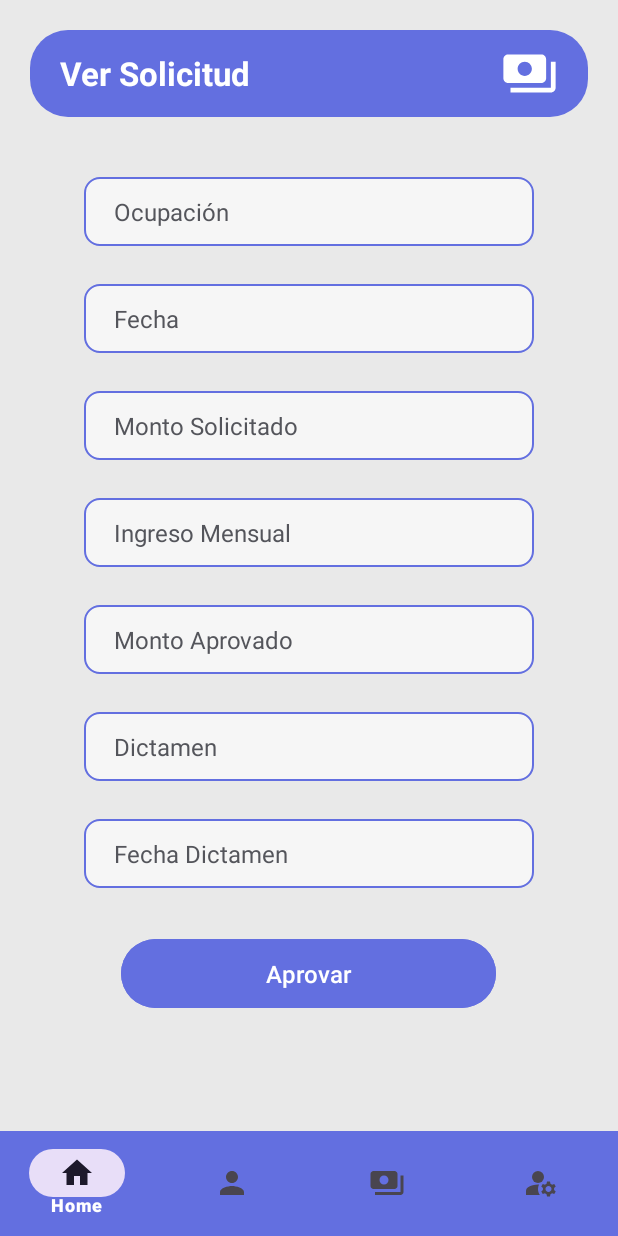
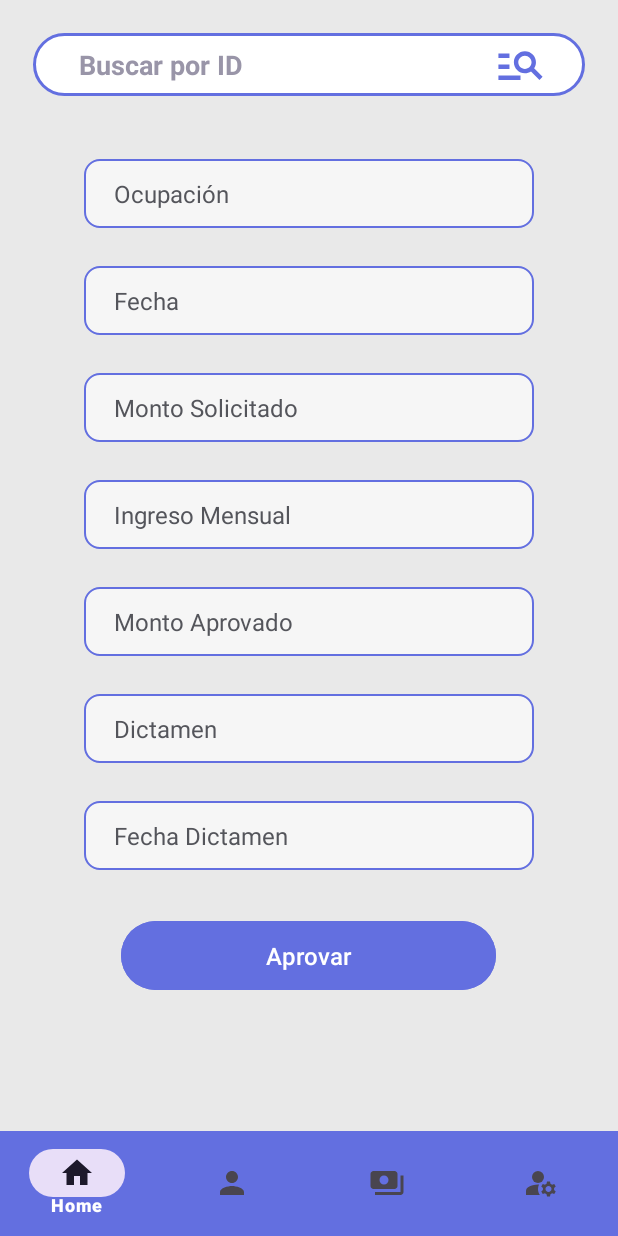
Before and after one commit to MancillaO/ProLender, an Android app: the fragment VerSolicitudFragment placed in its activity, on a phone screen of 412 x 824 dp. Run offline under Robolectric (Android 15) with nearby library versions, the phone set to English and light mode, and no system bars.

Commit message:
Se agrego el campo id al registrar y buscar solicitudes

```diff
--- a/app/src/main/res/layout/fragment_agregar_solicitud.xml
+++ b/app/src/main/res/layout/fragment_agregar_solicitud.xml
@@ -56,6 +56,20 @@
                 android:orientation="vertical">
 
                 <EditText
+                    android:id="@+id/campoID"
+                    android:layout_width="300dp"
+                    android:layout_height="wrap_content"
+                    android:layout_gravity="center"
+                    android:background="@drawable/border_edittext_background"
+                    android:ems="10"
+                    android:hint="ID"
+                    android:inputType="number"
+                    android:paddingHorizontal="20dp"
+                    android:paddingVertical="12dp"
+                    android:textColor="#1D2262" />
+
+
+                <EditText
                     android:id="@+id/campoOcupacionSoli"
                     android:layout_width="300dp"
                     android:layout_height="wrap_content"
@@ -66,7 +80,9 @@
                     android:inputType="text"
                     android:paddingHorizontal="20dp"
                     android:paddingVertical="12dp"
-                    android:textColor="#1D2262" />
+                    android:textColor="#1D2262"
+                    android:layout_marginTop="25dp"
+                    />
 
                 <LinearLayout
                     android:id="@+id/layoutFecha"
--- a/app/src/main/res/layout/fragment_ver_solicitud.xml
+++ b/app/src/main/res/layout/fragment_ver_solicitud.xml
@@ -14,6 +14,50 @@
         tools:context=".VerSolicitudFragment"
         >
 
+        <RelativeLayout
+            android:id="@+id/bucar_solicitud"
+            android:layout_width="match_parent"
+            android:layout_height="wrap_content"
+            android:layout_centerHorizontal="true"
+            android:layout_marginTop="20dp"
+            android:layout_marginHorizontal="20dp"
+            android:background="@drawable/card_border"
+            android:paddingHorizontal="17dp"
+            android:paddingVertical="5dp"
+            android:clickable="true"
+            android:onClick="onClick"
+            android:longClickable="true">
+
+            <EditText
+                android:id="@+id/editextBuscar"
+                android:layout_width="300dp"
+                android:layout_height="wrap_content"
+                android:ems="10"
+                android:hint="Buscar por ID"
+                android:textStyle="bold"
+                android:inputType="text"
+                android:layout_centerVertical="true"
+                android:paddingLeft="15dp"
+                android:textColorHint="#9995A8"
+                android:textColor="#000000"
+                android:background="@drawable/buscar_edittext_background"
+                />
+
+            <ImageView
+                android:id="@+id/buscar_cliente_icon"
+                android:layout_width="35dp"
+                android:layout_height="35dp"
+                android:layout_alignParentRight="true"
+                android:layout_centerVertical="true"
+                android:layout_marginRight="10dp"
+                android:src="@drawable/icon_buscar_prestamos"
+                android:onClick="onClick"
+                />
+
+        </RelativeLayout>
+
+
+        <!--
         <RelativeLayout
             android:id="@+id/topbar"
             android:layout_width="match_parent"
@@ -47,11 +91,12 @@
                 />
 
         </RelativeLayout>
+        -->
 
         <ScrollView
             android:layout_width="match_parent"
             android:layout_height="wrap_content"
-            android:layout_below="@id/topbar"
+            android:layout_below="@id/bucar_solicitud"
             android:layout_marginTop="40dp"
             >
 
```
Lines whose indentation alone changed are shown as unchanged.
